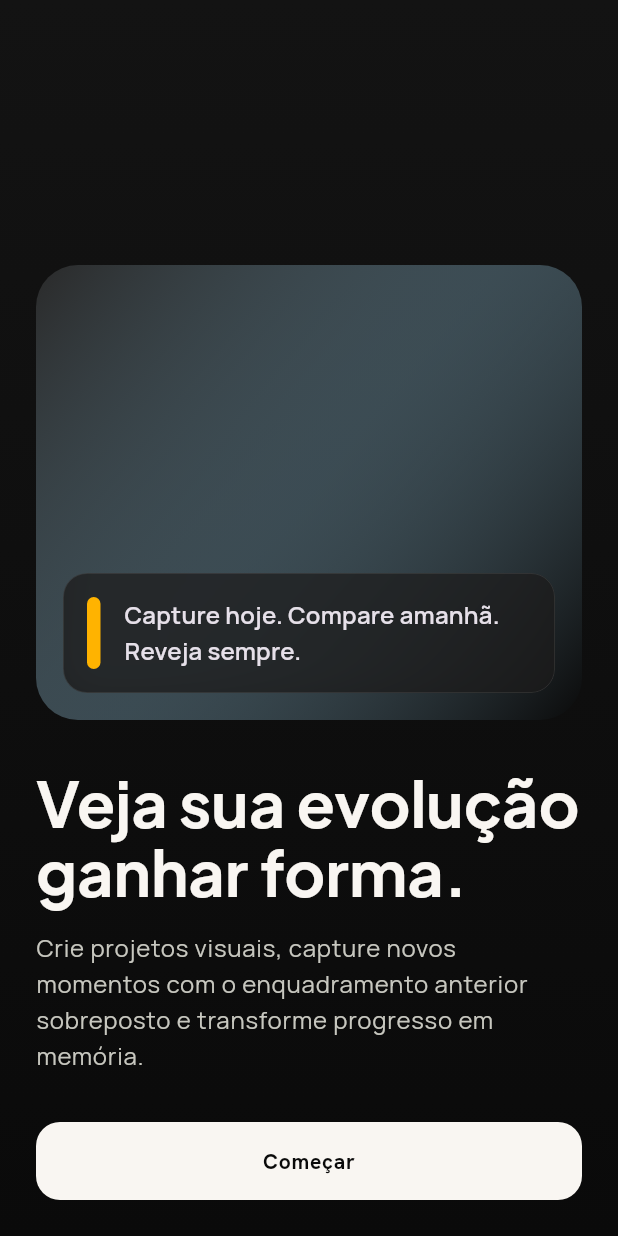
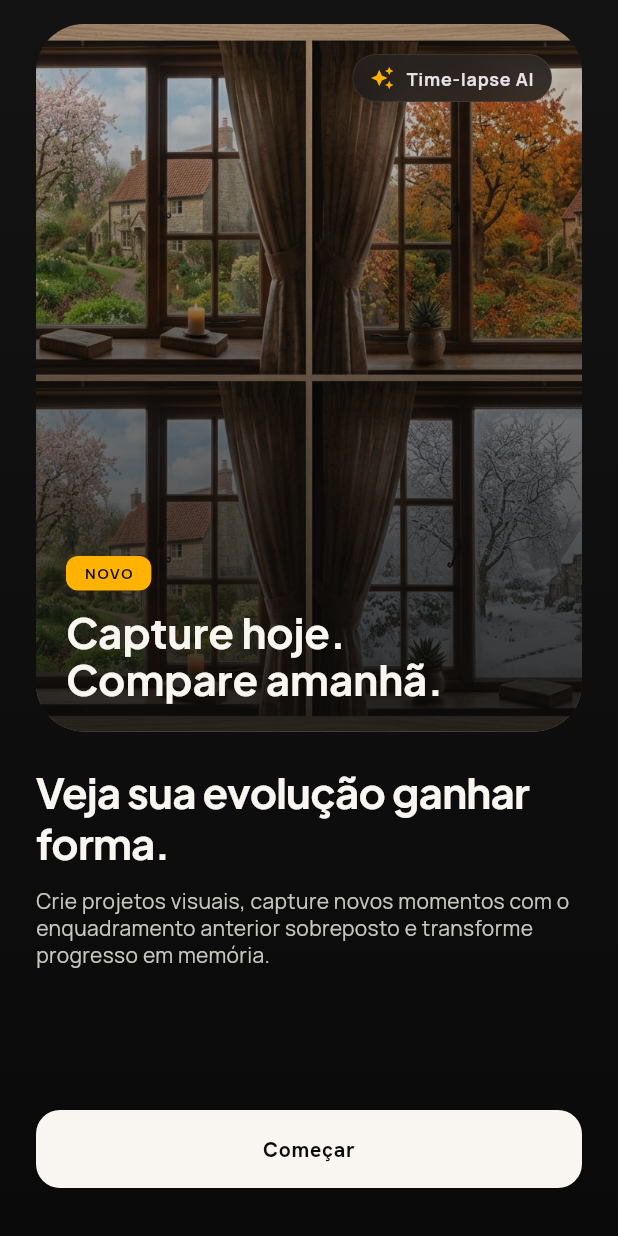
Before and after one commit to rodrigoschubert/evolo, a Flutter app: the screen it shows after launch, on a phone screen of 412 x 824 dp. Run offline on Flutter 3.47's test engine with Material 3 defaults, Android fonts, the phone set to English and light mode, and no system bars; drawn by our look-alikes of flutter_animate; our stand-ins replace camera, cross_file, flutter_dotenv, flutter_riverpod, go_router, google_fonts and 6 more; missing offline and left inert: ffmpeg_kit_flutter_new_min_gpl, posthog_flutter; accounts and stored records are empty.

Commit message:
Refactor onboarding experience and update premium feature visibility
*   Redesign the Onboarding screen with a new hero image asset, improved layout constraints, and updated typography.
*   Enhance the onboarding media preview with a floating "Time-lapse AI" badge, a "NEW" status tag, and refined animations.
*   Update `PremiumScreen` to include a close button in the app bar and a persistent "Back to Projects" bottom navigation bar for premium users.
*   Remove "Cloud Sync" references from the premium feature lists in both `PremiumScreen` and `PremiumPaywallSheet`.
*   Extend `CinematicScaffold` to support an optional `bottomNavigationBar` property with built-in `SafeArea` handling.
*   Register the `assets/images/` directory in `pubspec.yaml` and add the `onboarding_hero.png` asset.

```diff
--- a/lib/core/widgets/cinematic_scaffold.dart
+++ b/lib/core/widgets/cinematic_scaffold.dart
@@ -7,12 +7,14 @@ class CinematicScaffold extends StatelessWidget {
     required this.child,
     this.appBar,
     this.extendBodyBehindAppBar = false,
+    this.bottomNavigationBar,
     super.key,
   });
 
   final PreferredSizeWidget? appBar;
   final Widget child;
   final bool extendBodyBehindAppBar;
+  final Widget? bottomNavigationBar;
 
   @override
   Widget build(BuildContext context) {
@@ -20,6 +22,12 @@ class CinematicScaffold extends StatelessWidget {
       extendBodyBehindAppBar: extendBodyBehindAppBar,
       backgroundColor: AppColors.black,
       appBar: appBar,
+      bottomNavigationBar: bottomNavigationBar != null
+          ? SafeArea(
+              top: false,
+              child: bottomNavigationBar!,
+            )
+          : null,
       body: DecoratedBox(
         decoration: const BoxDecoration(
           gradient: LinearGradient(
--- a/lib/core/widgets/premium_paywall_sheet.dart
+++ b/lib/core/widgets/premium_paywall_sheet.dart
@@ -152,13 +152,6 @@ class PremiumPaywallSheet extends StatelessWidget {
                 const SizedBox(height: AppSpacing.md),
                 _buildFeatureRow(
                   context,
-                  icon: Icons.cloud_done_outlined,
-                  title: AppStrings.cloudSync,
-                  subtitle: AppStrings.cloudSyncDesc,
-                ),
-                const SizedBox(height: AppSpacing.md),
-                _buildFeatureRow(
-                  context,
                   icon: Icons.movie_filter_outlined,
                   title: AppStrings.premiumCreativeTools,
                   subtitle: AppStrings.premiumCreativeToolsDesc,
--- a/lib/features/account/presentation/premium_screen.dart
+++ b/lib/features/account/presentation/premium_screen.dart
@@ -1,8 +1,10 @@
 import 'package:flutter/material.dart';
 import 'package:flutter_animate/flutter_animate.dart';
 import 'package:flutter_riverpod/flutter_riverpod.dart';
+import 'package:go_router/go_router.dart';
 
 import '../../../core/constants/app_strings.dart';
+import '../../../core/navigation/app_routes.dart';
 import '../../../core/services/supabase_service.dart';
 import '../../../core/services/error_tracking_service.dart';
 import '../../../core/theme/app_colors.dart';
@@ -73,7 +75,30 @@ class _PremiumScreenState extends ConsumerState<PremiumScreen> {
         title: Text(isPremium ? AppStrings.premiumActive : AppStrings.premiumTitle),
         elevation: 0,
         backgroundColor: Colors.transparent,
+        leading: IconButton(
+          icon: const Icon(Icons.close),
+          onPressed: () {
+            if (context.canPop()) {
+              context.pop();
+            } else {
+              context.go(AppRoutes.projects);
+            }
+          },
+        ),
       ),
+      bottomNavigationBar: isPremium
+          ? Padding(
+              padding: const EdgeInsets.all(AppSpacing.lg),
+              child: SizedBox(
+                width: double.infinity,
+                height: 56,
+                child: FilledButton(
+                  onPressed: () => context.go(AppRoutes.projects),
+                  child: const Text('Voltar para Projetos'),
+                ),
+              ).animate().fadeIn(delay: 400.ms).slideY(begin: 0.2),
+            )
+          : null,
       child: SafeArea(
         child: ListView(
           padding: const EdgeInsets.symmetric(horizontal: AppSpacing.lg, vertical: AppSpacing.md),
@@ -148,13 +173,6 @@ class _PremiumScreenState extends ConsumerState<PremiumScreen> {
                 title: AppStrings.unlimitedCaptures,
                 description: AppStrings.unlimitedCapturesDesc,
               ).animate().fadeIn(delay: 250.ms).slideY(begin: 0.05),
-              const SizedBox(height: AppSpacing.md),
-              _buildFeatureDetail(
-                context,
-                icon: Icons.cloud_done_outlined,
-                title: AppStrings.cloudSync,
-                description: AppStrings.cloudSyncDesc,
-              ).animate().fadeIn(delay: 300.ms).slideY(begin: 0.05),
               const SizedBox(height: AppSpacing.md),
               _buildFeatureDetail(
                 context,
@@ -315,8 +333,6 @@ class _PremiumScreenState extends ConsumerState<PremiumScreen> {
                     _buildStatusRow(Icons.check_circle_outline, 'Status da licença: Ativa'),
                     const SizedBox(height: AppSpacing.xs),
                     _buildStatusRow(Icons.all_inclusive, 'Projetos permitidos: Ilimitados'),
-                    const SizedBox(height: AppSpacing.xs),
-                    _buildStatusRow(Icons.sync_outlined, 'Sincronização em nuvem: Habilitada'),
                   ],
                 ),
               ).animate().fadeIn(delay: 250.ms),
--- a/lib/features/onboarding/presentation/onboarding_screen.dart
+++ b/lib/features/onboarding/presentation/onboarding_screen.dart
@@ -30,35 +30,37 @@ class OnboardingScreen extends ConsumerWidget {
 
         return CinematicScaffold(
           child: SafeArea(
-            child: CustomScrollView(
-              slivers: [
-                SliverFillRemaining(
-                  hasScrollBody: false,
+            bottom: false,
             child: Padding(
-                    padding: const EdgeInsets.all(AppSpacing.lg),
+              padding: const EdgeInsets.symmetric(horizontal: AppSpacing.lg),
               child: Column(
                 crossAxisAlignment: CrossAxisAlignment.start,
                 children: [
-                        const Spacer(),
-                        _MediaPrelude()
+                  const SizedBox(height: AppSpacing.md),
+                  Expanded(
+                    flex: 5,
+                    child: _MediaPrelude()
                         .animate()
                         .fadeIn(duration: 600.ms)
-                            .slideY(begin: 0.04),
-                        const SizedBox(height: AppSpacing.xl),
+                        .scale(begin: const Offset(0.95, 0.95), curve: Curves.easeOutBack),
+                  ),
+                  const SizedBox(height: AppSpacing.lg),
                   Text(
                     AppStrings.onboardingTitle,
-                          style: Theme.of(context).textTheme.displaySmall?.copyWith(
+                    style: Theme.of(context).textTheme.headlineMedium?.copyWith(
                           fontWeight: FontWeight.bold,
+                          letterSpacing: -0.5,
                         ),
-                        ).animate().fadeIn(delay: 120.ms).slideY(begin: 0.05),
-                        const SizedBox(height: AppSpacing.md),
+                  ).animate().fadeIn(delay: 120.ms).slideY(begin: 0.1, curve: Curves.easeOut),
+                  const SizedBox(height: AppSpacing.sm),
                   Text(
                     AppStrings.onboardingBody,
-                          style: Theme.of(context).textTheme.bodyLarge?.copyWith(
+                    style: Theme.of(context).textTheme.bodyMedium?.copyWith(
                           color: AppColors.textMuted,
+                          height: 1.3,
                         ),
                   ).animate().fadeIn(delay: 220.ms),
-                        const SizedBox(height: AppSpacing.xl),
+                  const Spacer(),
                   SizedBox(
                     width: double.infinity,
                     child: FilledButton(
@@ -72,16 +74,14 @@ class OnboardingScreen extends ConsumerWidget {
                         }
                       },
                       child: const Padding(
-                              padding: EdgeInsets.symmetric(vertical: 12.0),
+                        padding: EdgeInsets.symmetric(vertical: 16.0),
                         child: Text(AppStrings.onboardingCta),
                       ),
                     ),
-                        ).animate().fadeIn(delay: 320.ms),
+                  ).animate().fadeIn(delay: 320.ms).slideY(begin: 0.2, curve: Curves.easeOut),
+                  const SizedBox(height: AppSpacing.xl),
                 ],
               ),
-                  ),
-                ),
-              ],
             ),
           ),
         );
@@ -94,53 +94,93 @@ class _MediaPrelude extends StatelessWidget {
   @override
   Widget build(BuildContext context) {
     return AspectRatio(
-      aspectRatio: 1.2,
+      aspectRatio: 0.9,
       child: Stack(
         children: [
+          // Background Placeholder/Image
           Positioned.fill(
             child: ClipRRect(
-              borderRadius: BorderRadius.circular(28),
-              child: DecoratedBox(
+              borderRadius: BorderRadius.circular(32),
+              child: Container(
+                decoration: BoxDecoration(
+                  color: AppColors.surfaceHigh,
+                  image: const DecorationImage(
+                    image: AssetImage('assets/images/onboarding_hero.png'),
+                    fit: BoxFit.cover,
+                    opacity: 0.8,
+                  ),
+                ),
+                child: Container(
                   decoration: BoxDecoration(
                     gradient: LinearGradient(
-                    begin: Alignment.topLeft,
-                    end: Alignment.bottomRight,
+                      begin: Alignment.topCenter,
+                      end: Alignment.bottomCenter,
                       colors: [
-                      AppColors.surfaceHigh,
-                      AppColors.steelBlue.withValues(alpha: 0.55),
-                      AppColors.black,
+                        Colors.transparent,
+                        AppColors.black.withValues(alpha: 0.8),
                       ],
                     ),
                   ),
                 ),
               ),
             ),
+          ),
+
+          // Floating Badge
           Positioned(
-            left: 18,
-            right: 18,
-            bottom: 18,
+            top: 20,
+            right: 20,
             child: GlassPanel(
+              padding: const EdgeInsets.symmetric(horizontal: 12, vertical: 8),
               child: Row(
+                mainAxisSize: MainAxisSize.min,
                 children: [
-                  Container(
-                    width: 9,
-                    height: 48,
-                    decoration: BoxDecoration(
-                      color: AppColors.amber,
-                      borderRadius: BorderRadius.circular(99),
-                    ),
-                  ),
-                  const SizedBox(width: AppSpacing.md),
-                  Expanded(
-                    child: Text(
-                      'Capture hoje. Compare amanhã. Reveja sempre.',
-                      style: Theme.of(context).textTheme.titleMedium?.copyWith(
-                            fontWeight: FontWeight.w600,
-                          ),
+                  const Icon(Icons.auto_awesome, color: AppColors.amber, size: 16),
+                  const SizedBox(width: 8),
+                  Text(
+                    'Time-lapse AI',
+                    style: Theme.of(context).textTheme.labelMedium?.copyWith(
+                          fontWeight: FontWeight.bold,
                         ),
                   ),
                 ],
               ),
+            ),
+          ).animate().fadeIn(delay: 800.ms).scale(),
+
+          Positioned(
+            left: 20,
+            right: 20,
+            bottom: 20,
+            child: Column(
+              crossAxisAlignment: CrossAxisAlignment.start,
+              mainAxisSize: MainAxisSize.min,
+              children: [
+                Container(
+                  padding: const EdgeInsets.symmetric(horizontal: 12, vertical: 4),
+                  decoration: BoxDecoration(
+                    color: AppColors.amber,
+                    borderRadius: BorderRadius.circular(8),
+                  ),
+                  child: const Text(
+                    'NOVO',
+                    style: TextStyle(
+                      color: AppColors.black,
+                      fontWeight: FontWeight.bold,
+                      fontSize: 10,
+                      letterSpacing: 1.2,
+                    ),
+                  ),
+                ),
+                const SizedBox(height: 12),
+                Text(
+                  'Capture hoje.\nCompare amanhã.',
+                  style: Theme.of(context).textTheme.headlineMedium?.copyWith(
+                        fontWeight: FontWeight.bold,
+                        height: 1.1,
+                      ),
+                ),
+              ],
             ),
           ),
         ],
--- a/pubspec.yaml
+++ b/pubspec.yaml
@@ -79,6 +79,7 @@ flutter:
   # To add assets to your application, add an assets section, like this:
   assets:
     - .env
+    - assets/images/
 
   # An image asset can refer to one or more resolution-specific "variants", see
   # https://flutter.dev/to/resolution-aware-images
```
Also changed, not shown: assets/images/onboarding_hero.png (added). Lines whose indentation alone changed are shown as unchanged.
